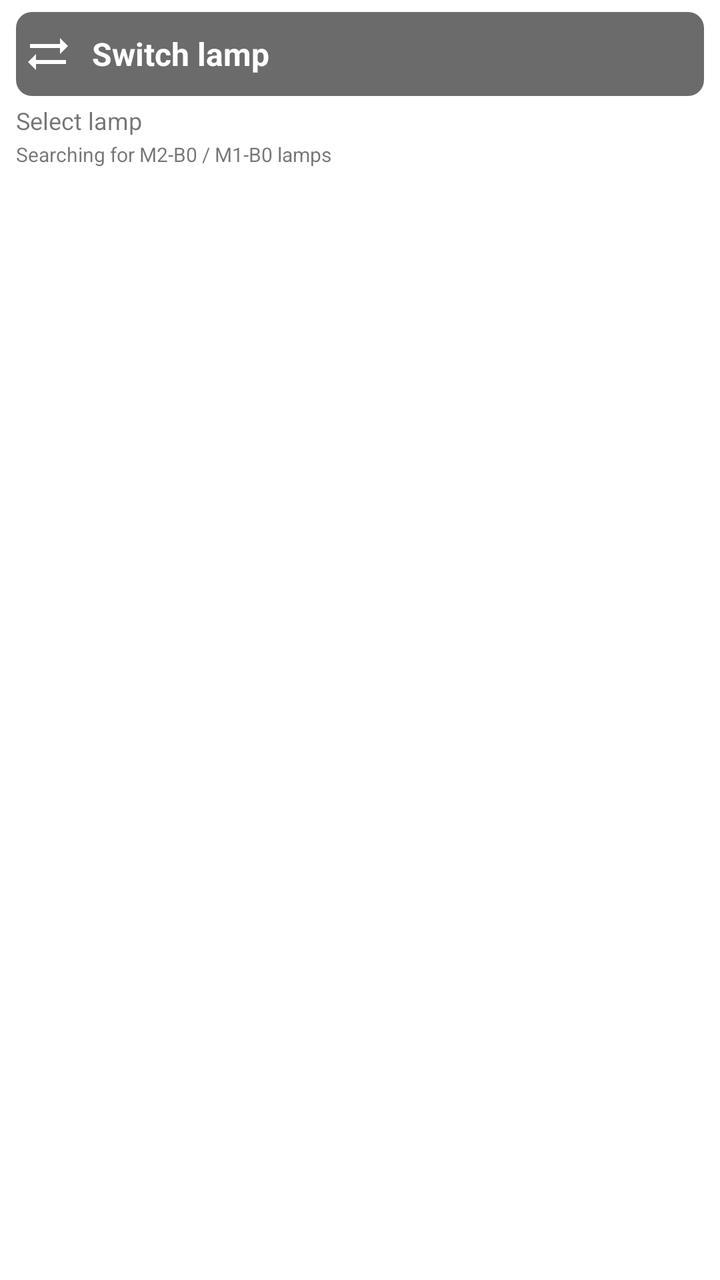
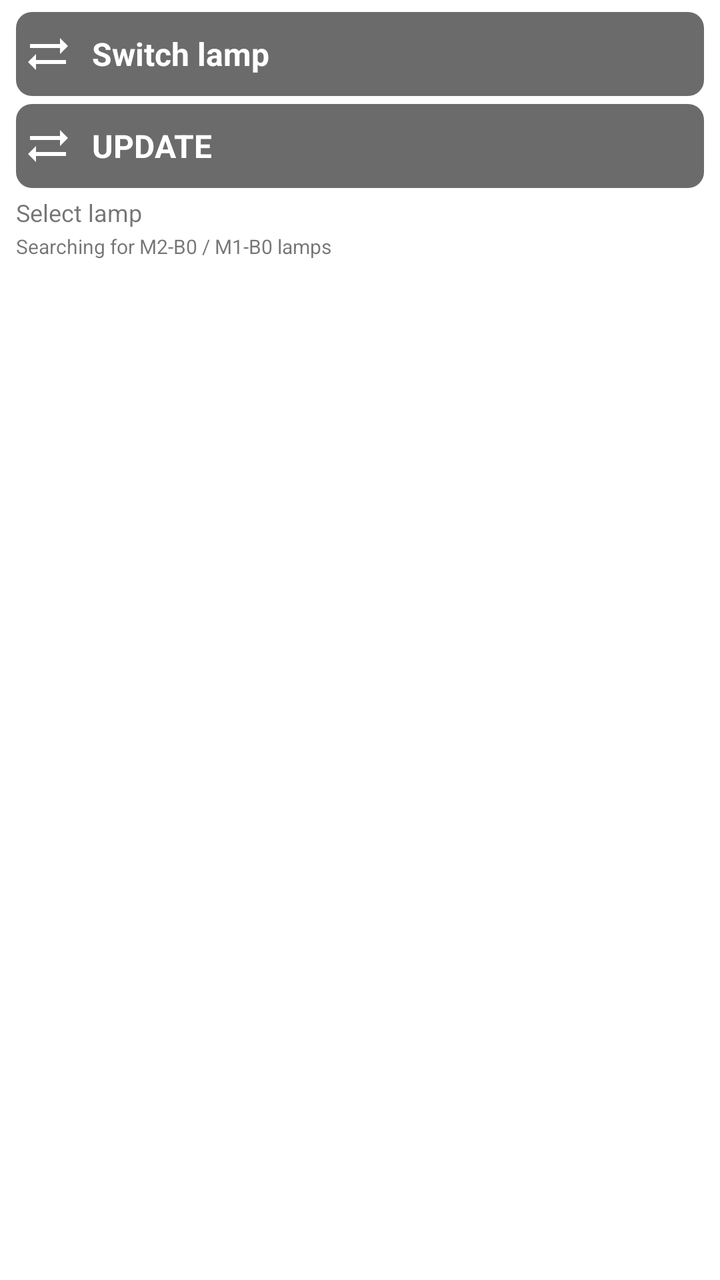

The first picture is an Android layout as it rendered before a commit; the second is the same layout after the commit. The layout source and the unified diff follow.
<!-- AndroidManifest.xml: activity theme Theme.KarooMagicshineControls -->
<!-- res/layout/activity_main.xml -->
<?xml version="1.0" encoding="utf-8"?>
<ScrollView xmlns:android="http://schemas.android.com/apk/res/android"
    android:layout_width="match_parent"
    android:layout_height="match_parent"
    android:fillViewport="true"
    android:scrollbars="none">

    <LinearLayout
        android:layout_width="match_parent"
        android:layout_height="wrap_content"
        android:orientation="vertical"
        android:paddingStart="8dp"
        android:paddingTop="6dp"
        android:paddingEnd="8dp"
        android:paddingBottom="8dp">

        <LinearLayout
            android:id="@+id/btnChangeLamp"
            android:layout_width="match_parent"
            android:layout_height="42dp"
            android:background="@drawable/bg_lamp_switch"
            android:clickable="true"
            android:focusable="true"
            android:foreground="?attr/selectableItemBackground"
            android:gravity="center_vertical"
            android:orientation="horizontal"
            android:paddingStart="4dp"
            android:paddingEnd="4dp">

            <ImageView
                android:id="@+id/imgChangeLamp"
                android:layout_width="24dp"
                android:layout_height="24dp"
                android:contentDescription="@null"
                android:src="@drawable/ic_sync_alt"
                android:tint="#FFFFFFFF" />

            <TextView
                android:id="@+id/txtChangeLampLabel"
                android:layout_width="0dp"
                android:layout_height="wrap_content"
                android:layout_marginStart="10dp"
                android:layout_weight="1"
                android:ellipsize="end"
                android:maxLines="1"
                android:text="Switch lamp"
                android:textColor="#FFFFFFFF"
                android:textSize="16sp"
                android:textStyle="bold" />
        </LinearLayout>

        <LinearLayout
            android:id="@+id/lampChooserGate"
            android:layout_width="match_parent"
            android:layout_height="wrap_content"
            android:layout_marginTop="4dp"
            android:orientation="vertical">

            <TextView
                android:id="@+id/txtChooserTitle"
                android:layout_width="match_parent"
                android:layout_height="wrap_content"
                android:text="Select lamp"
                android:textSize="12sp" />

            <TextView
                android:id="@+id/txtChooserHint"
                android:layout_width="match_parent"
                android:layout_height="wrap_content"
                android:layout_marginTop="2dp"
                android:text="Searching for M2-B0 / M1-B0 lamps"
                android:textSize="10sp" />

            <LinearLayout
                android:id="@+id/layoutLampCandidates"
                android:layout_width="match_parent"
                android:layout_height="wrap_content"
                android:layout_marginTop="4dp"
                android:orientation="vertical" />
        </LinearLayout>

        <LinearLayout
            android:id="@+id/layoutControlPanel"
            android:layout_width="match_parent"
            android:layout_height="wrap_content"
            android:orientation="vertical"
            android:visibility="gone">

            <LinearLayout
                android:layout_width="match_parent"
                android:layout_height="wrap_content"
                android:layout_marginTop="4dp"
                android:orientation="horizontal">

                <LinearLayout
                    android:layout_width="0dp"
                    android:layout_height="56dp"
                    android:layout_marginEnd="3dp"
                    android:layout_weight="1"
                    android:background="@drawable/bg_lamp_switch"
                    android:gravity="center"
                    android:orientation="vertical"
                    android:paddingStart="2dp"
                    android:paddingEnd="2dp">

                    <TextView
                        android:layout_width="wrap_content"
                        android:layout_height="wrap_content"
                    android:text="BATTERY"
                        android:textColor="#FFFFFFFF"
                        android:textSize="12sp"
                        android:textStyle="bold" />

                    <TextView
                        android:id="@+id/txtBattery"
                        android:layout_width="wrap_content"
                        android:layout_height="wrap_content"
                        android:layout_marginTop="1dp"
                        android:text="?"
                        android:textColor="#FFFFFFFF"
                        android:textSize="22sp"
                        android:textStyle="bold" />
                </LinearLayout>

                <LinearLayout
                    android:layout_width="0dp"
                    android:layout_height="56dp"
                    android:layout_marginStart="3dp"
                    android:layout_weight="1"
                    android:background="@drawable/bg_lamp_switch"
                    android:gravity="center"
                    android:orientation="vertical"
                    android:paddingStart="2dp"
                    android:paddingEnd="2dp">

                    <TextView
                        android:layout_width="wrap_content"
                        android:layout_height="wrap_content"
                        android:text="TEMP"
                        android:textColor="#FFFFFFFF"
                        android:textSize="12sp"
                        android:textStyle="bold" />

                    <TextView
                        android:id="@+id/txtTemperature"
                        android:layout_width="wrap_content"
                        android:layout_height="wrap_content"
                        android:layout_marginTop="1dp"
                        android:text="?"
                        android:textColor="#FFFFFFFF"
                        android:textSize="22sp"
                        android:textStyle="bold" />
                </LinearLayout>
            </LinearLayout>

            <LinearLayout
                android:id="@+id/btnConnect"
                android:layout_width="match_parent"
                android:layout_height="60dp"
                android:layout_marginTop="4dp"
                android:background="@drawable/bg_connect_idle"
                android:clickable="true"
                android:focusable="true"
                android:foreground="?attr/selectableItemBackground"
                android:gravity="center"
                android:orientation="vertical"
                android:paddingStart="2dp"
                android:paddingEnd="2dp">

                <TextView
                    android:id="@+id/txtConnectLabel"
                    android:layout_width="wrap_content"
                    android:layout_height="wrap_content"
                    android:text="CONNECT"
                    android:textColor="#FFFFFFFF"
                    android:textSize="20sp"
                    android:textStyle="bold" />

                <TextView
                    android:id="@+id/txtConnectState"
                    android:layout_width="wrap_content"
                    android:layout_height="wrap_content"
                    android:layout_marginTop="2dp"
                    android:text="searching"
                    android:textColor="#FFF3E0"
                    android:textSize="13sp"
                    android:textStyle="bold" />
            </LinearLayout>

            <LinearLayout
                android:layout_width="match_parent"
                android:layout_height="wrap_content"
                android:layout_marginTop="4dp"
                android:orientation="horizontal">

                <LinearLayout
                    android:id="@+id/btnModule1"
                    android:layout_width="0dp"
                    android:layout_height="48dp"
                    android:layout_marginEnd="2dp"
                    android:layout_weight="1"
                    android:background="@drawable/bg_module_selected"
                    android:clickable="true"
                    android:focusable="true"
                    android:foreground="?attr/selectableItemBackground"
                    android:gravity="center"
                    android:orientation="horizontal"
                    android:paddingStart="3dp"
                    android:paddingEnd="3dp">

                    <ImageView
                        android:id="@+id/imgModule1"
                        android:layout_width="25dp"
                        android:layout_height="25dp"
                        android:contentDescription="@null"
                        android:src="@drawable/ic_flashlight_on"
                        android:tint="#FFFFFFFF" />

                    <TextView
                        android:id="@+id/txtModule1"
                        android:layout_width="wrap_content"
                        android:layout_height="wrap_content"
                        android:layout_marginStart="4dp"
                        android:text="LOW"
                        android:textColor="#FFFFFFFF"
                        android:textSize="16sp"
                        android:textStyle="bold" />
                </LinearLayout>

                <LinearLayout
                    android:id="@+id/btnModule2"
                    android:layout_width="0dp"
                    android:layout_height="48dp"
                    android:layout_marginStart="2dp"
                    android:layout_marginEnd="2dp"
                    android:layout_weight="1"
                    android:background="@drawable/bg_module_idle"
                    android:clickable="true"
                    android:focusable="true"
                    android:foreground="?attr/selectableItemBackground"
                    android:gravity="center"
                    android:orientation="horizontal"
                    android:paddingStart="3dp"
                    android:paddingEnd="3dp">

                    <ImageView
                        android:id="@+id/imgModule2"
                        android:layout_width="25dp"
                        android:layout_height="25dp"
                        android:contentDescription="@null"
                        android:src="@drawable/ic_flash_on"
                        android:tint="#FFFFFFFF" />

                    <TextView
                        android:id="@+id/txtModule2"
                        android:layout_width="wrap_content"
                        android:layout_height="wrap_content"
                        android:layout_marginStart="4dp"
                        android:text="HIGH"
                        android:textColor="#FFFFFFFF"
                        android:textSize="16sp"
                        android:textStyle="bold" />
                </LinearLayout>

                <LinearLayout
                    android:id="@+id/btnOff"
                    android:layout_width="0dp"
                    android:layout_height="48dp"
                    android:layout_marginStart="2dp"
                    android:layout_weight="1"
                    android:background="@drawable/bg_module_idle"
                    android:clickable="true"
                    android:focusable="true"
                    android:foreground="?attr/selectableItemBackground"
                    android:gravity="center"
                    android:orientation="horizontal"
                    android:paddingStart="3dp"
                    android:paddingEnd="3dp">

                    <ImageView
                        android:id="@+id/imgOff"
                        android:layout_width="25dp"
                        android:layout_height="25dp"
                        android:contentDescription="@null"
                        android:src="@drawable/ic_power_settings_new"
                        android:tint="#FFFFFFFF" />

                    <TextView
                        android:id="@+id/txtOff"
                        android:layout_width="wrap_content"
                        android:layout_height="wrap_content"
                        android:layout_marginStart="4dp"
                        android:text="OFF"
                        android:textColor="#FFFFFFFF"
                        android:textSize="16sp"
                        android:textStyle="bold" />
                </LinearLayout>
            </LinearLayout>

            <LinearLayout
                android:layout_width="match_parent"
                android:layout_height="wrap_content"
                android:layout_marginTop="4dp"
                android:orientation="horizontal">

                <LinearLayout
                    android:id="@+id/btnLevel25"
                    android:layout_width="0dp"
                    android:layout_height="44dp"
                    android:layout_marginEnd="2dp"
                    android:layout_weight="1"
                    android:background="@drawable/bg_lamp_switch"
                    android:clickable="true"
                    android:focusable="true"
                    android:foreground="?attr/selectableItemBackground"
                    android:gravity="center"
                    android:orientation="vertical">

                    <TextView
                        android:layout_width="wrap_content"
                        android:layout_height="wrap_content"
                        android:text="25"
                        android:textColor="#FFFFFFFF"
                        android:textSize="22sp"
                        android:textStyle="bold" />
                </LinearLayout>

                <LinearLayout
                    android:id="@+id/btnLevel50"
                    android:layout_width="0dp"
                    android:layout_height="44dp"
                    android:layout_marginStart="2dp"
                    android:layout_marginEnd="2dp"
                    android:layout_weight="1"
                    android:background="@drawable/bg_lamp_switch"
                    android:clickable="true"
                    android:focusable="true"
                    android:foreground="?attr/selectableItemBackground"
                    android:gravity="center"
                    android:orientation="vertical">

                    <TextView
                        android:layout_width="wrap_content"
                        android:layout_height="wrap_content"
                        android:text="50"
                        android:textColor="#FFFFFFFF"
                        android:textSize="22sp"
                        android:textStyle="bold" />
                </LinearLayout>

                <LinearLayout
                    android:id="@+id/btnLevel75"
                    android:layout_width="0dp"
                    android:layout_height="44dp"
                    android:layout_marginStart="2dp"
                    android:layout_marginEnd="2dp"
                    android:layout_weight="1"
                    android:background="@drawable/bg_lamp_switch"
                    android:clickable="true"
                    android:focusable="true"
                    android:foreground="?attr/selectableItemBackground"
                    android:gravity="center"
                    android:orientation="vertical">

                    <TextView
                        android:layout_width="wrap_content"
                        android:layout_height="wrap_content"
                        android:text="75"
                        android:textColor="#FFFFFFFF"
                        android:textSize="22sp"
                        android:textStyle="bold" />
                </LinearLayout>

                <LinearLayout
                    android:id="@+id/btnLevel100"
                    android:layout_width="0dp"
                    android:layout_height="44dp"
                    android:layout_marginStart="2dp"
                    android:layout_weight="1"
                    android:background="@drawable/bg_lamp_switch"
                    android:clickable="true"
                    android:focusable="true"
                    android:foreground="?attr/selectableItemBackground"
                    android:gravity="center"
                    android:orientation="vertical">

                    <TextView
                        android:layout_width="wrap_content"
                        android:layout_height="wrap_content"
                        android:text="100"
                        android:textColor="#FFFFFFFF"
                        android:textSize="22sp"
                        android:textStyle="bold" />
                </LinearLayout>
            </LinearLayout>

            <LinearLayout
                android:layout_width="match_parent"
                android:layout_height="wrap_content"
                android:layout_marginTop="4dp"
                android:orientation="horizontal">

                <LinearLayout
                    android:id="@+id/btnSos"
                    android:layout_width="0dp"
                    android:layout_height="44dp"
                    android:layout_marginEnd="3dp"
                    android:layout_weight="1"
                    android:background="@drawable/bg_lamp_switch"
                    android:clickable="true"
                    android:focusable="true"
                    android:foreground="?attr/selectableItemBackground"
                    android:gravity="center"
                    android:orientation="horizontal">

                    <ImageView
                        android:layout_width="22dp"
                        android:layout_height="22dp"
                        android:contentDescription="@null"
                        android:src="@drawable/ic_e911_emergency"
                        android:tint="#FFFFFFFF" />

                    <TextView
                        android:layout_width="wrap_content"
                        android:layout_height="wrap_content"
                        android:layout_marginStart="6dp"
                        android:text="SOS"
                        android:textColor="#FFFFFFFF"
                        android:textSize="20sp"
                        android:textStyle="bold" />
                </LinearLayout>

                <LinearLayout
                    android:id="@+id/btnBlitz"
                    android:layout_width="0dp"
                    android:layout_height="44dp"
                    android:layout_marginStart="3dp"
                    android:layout_weight="1"
                    android:background="@drawable/bg_lamp_switch"
                    android:clickable="true"
                    android:focusable="true"
                    android:foreground="?attr/selectableItemBackground"
                    android:gravity="center"
                    android:orientation="horizontal">

                    <ImageView
                        android:layout_width="22dp"
                        android:layout_height="22dp"
                        android:contentDescription="@null"
                        android:src="@drawable/ic_flash_on"
                        android:tint="#FFFFFFFF" />

                    <TextView
                        android:layout_width="wrap_content"
                        android:layout_height="wrap_content"
                        android:layout_marginStart="6dp"
                        android:text="FLASH"
                        android:textColor="#FFFFFFFF"
                        android:textSize="20sp"
                        android:textStyle="bold" />
                </LinearLayout>
            </LinearLayout>

            <LinearLayout
                android:id="@+id/btnDisconnect"
                android:layout_width="match_parent"
                android:layout_height="48dp"
                android:layout_marginTop="4dp"
                android:background="@drawable/bg_lamp_switch"
                android:clickable="true"
                android:focusable="true"
                android:foreground="?attr/selectableItemBackground"
                android:gravity="center"
                android:orientation="horizontal">

                <ImageView
                    android:layout_width="22dp"
                    android:layout_height="22dp"
                    android:contentDescription="@null"
                    android:src="@drawable/ic_link_off"
                    android:tint="#FFFFFFFF" />

                <TextView
                    android:layout_width="wrap_content"
                    android:layout_height="wrap_content"
                    android:layout_marginStart="8dp"
                    android:text="DISCONNECT"
                    android:textColor="#FFFFFFFF"
                    android:textSize="20sp"
                    android:textStyle="bold" />
            </LinearLayout>
        </LinearLayout>

    </LinearLayout>
</ScrollView>
<!-- resources referenced by this layout -->
<resources>
  <!-- drawable bg_connect_idle (drawable) -->
  <?xml version="1.0" encoding="utf-8"?>
  <shape xmlns:android="http://schemas.android.com/apk/res/android">
      <solid android:color="@color/karoo_ui_card" />
      <corners android:radius="8dp" />
  </shape>
  <!-- drawable bg_lamp_switch (drawable) -->
  <?xml version="1.0" encoding="utf-8"?>
  <shape xmlns:android="http://schemas.android.com/apk/res/android">
      <solid android:color="@color/karoo_ui_card" />
      <corners android:radius="8dp" />
  </shape>
  <!-- drawable bg_module_idle (drawable) -->
  <?xml version="1.0" encoding="utf-8"?>
  <shape xmlns:android="http://schemas.android.com/apk/res/android">
      <solid android:color="@color/karoo_ui_card" />
      <corners android:radius="8dp" />
  </shape>
  <!-- drawable bg_module_selected (drawable) -->
  <?xml version="1.0" encoding="utf-8"?>
  <shape xmlns:android="http://schemas.android.com/apk/res/android">
      <solid android:color="@color/karoo_ui_green_dark" />
      <corners android:radius="8dp" />
  </shape>
  <!-- drawable ic_e911_emergency (drawable) -->
  <?xml version="1.0" encoding="utf-8"?>
  <vector xmlns:android="http://schemas.android.com/apk/res/android"
      android:width="24dp"
      android:height="24dp"
      android:viewportWidth="24"
      android:viewportHeight="24">
      <path
          android:fillColor="#FFFFFFFF"
          android:pathData="M20.79,9.23l-2,-3.46L14,8.54V3h-4v5.54L5.21,5.77l-2,3.46L8,12l-4.79,2.77l2,3.46L10,15.46V21h4v-5.54l4.79,2.77l2,-3.46L16,12z" />
  </vector>
  <!-- drawable ic_flash_on (drawable) -->
  <?xml version="1.0" encoding="utf-8"?>
  <vector xmlns:android="http://schemas.android.com/apk/res/android"
      android:width="24dp"
      android:height="24dp"
      android:viewportWidth="24"
      android:viewportHeight="24">
      <path
          android:fillColor="#FFFFFFFF"
          android:pathData="M7,2v11h3v9l7,-12h-4l4,-8z" />
  </vector>
  <!-- drawable ic_flashlight_on (drawable) -->
  <?xml version="1.0" encoding="utf-8"?>
  <vector xmlns:android="http://schemas.android.com/apk/res/android"
      android:width="24dp"
      android:height="24dp"
      android:viewportWidth="24"
      android:viewportHeight="24">
      <path
          android:fillColor="#FFFFFFFF"
          android:pathData="M6,2h12v3H6zM6,7v1l2,3v11h8V11l2,-3V7H6zM12,15.5c-0.83,0 -1.5,-0.67 -1.5,-1.5s0.67,-1.5 1.5,-1.5s1.5,0.67 1.5,1.5s-0.67,1.5 -1.5,1.5z" />
  </vector>
  <!-- drawable ic_power_settings_new (drawable) -->
  <?xml version="1.0" encoding="utf-8"?>
  <vector xmlns:android="http://schemas.android.com/apk/res/android"
      android:width="24dp"
      android:height="24dp"
      android:viewportWidth="24"
      android:viewportHeight="24">
      <path
          android:fillColor="#FFFFFFFF"
          android:pathData="M13,3h-2v10h2V3zM17.83,5.17l-1.42,1.42A6.92,6.92 0,0 1,19 12c0,3.87 -3.13,7 -7,7A6.995,6.995 0,0 1,7.58 6.58L6.17,5.17A8.932,8.932 0,0 0,3 12a9,9 0,0 0,18 0c0,-2.74 -1.23,-5.18 -3.17,-6.83z" />
  </vector>
  <!-- drawable ic_sync_alt (drawable) -->
  <?xml version="1.0" encoding="utf-8"?>
  <vector xmlns:android="http://schemas.android.com/apk/res/android"
      android:width="24dp"
      android:height="24dp"
      android:viewportWidth="24"
      android:viewportHeight="24">
      <path
          android:fillColor="#FFFFFFFF"
          android:pathData="M18,12l4,-4l-4,-4v3H3v2h15zM6,12l-4,4l4,4v-3h15v-2H6z" />
  </vector>
  <color name="karoo_ui_card">#FF6B6B6B</color>
  <color name="karoo_ui_green_dark">#FF18B987</color>
  <color name="karoo_dark">#FF1A1A1A</color>
  <color name="white">#FFFFFFFF</color>
  <color name="teal_200">#FF03DAC5</color>
  <color name="teal_700">#FF018786</color>
  <color name="black">#FF000000</color>
</resources>

<!-- the commit's change to res/layout/activity_main.xml (unified diff, before → after) -->
@@ -50,6 +50,37 @@
         </LinearLayout>
 
         <LinearLayout
+            android:id="@+id/btnUpdate"
+            android:layout_width="match_parent"
+            android:layout_height="42dp"
+            android:layout_marginTop="4dp"
+            android:background="@drawable/bg_lamp_switch"
+            android:clickable="true"
+            android:focusable="true"
+            android:foreground="?attr/selectableItemBackground"
+            android:gravity="center_vertical"
+            android:orientation="horizontal"
+            android:paddingStart="4dp"
+            android:paddingEnd="4dp">
+
+            <ImageView
+                android:layout_width="24dp"
+                android:layout_height="24dp"
+                android:contentDescription="@null"
+                android:src="@drawable/ic_sync_alt"
+                android:tint="#FFFFFFFF" />
+
+            <TextView
+                android:layout_width="wrap_content"
+                android:layout_height="wrap_content"
+                android:layout_marginStart="10dp"
+                android:text="UPDATE"
+                android:textColor="#FFFFFFFF"
+                android:textSize="16sp"
+                android:textStyle="bold" />
+        </LinearLayout>
+
+        <LinearLayout
             android:id="@+id/lampChooserGate"
             android:layout_width="match_parent"
             android:layout_height="wrap_content"
